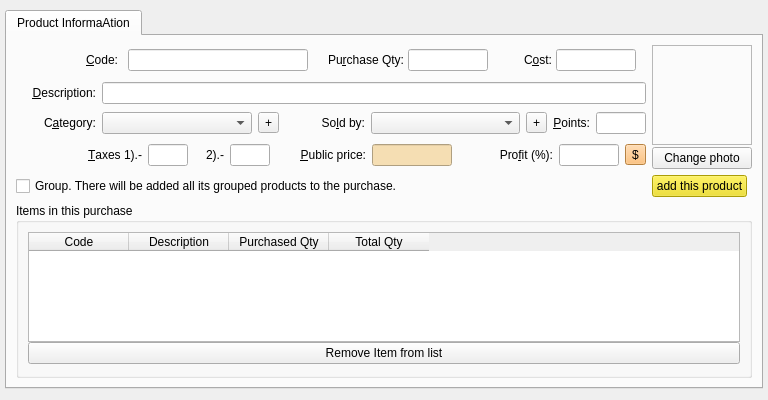
Qt form iotstock/src/ui/purchaseeditor.ui (hiramvillarreal/iotpos) before a commit.
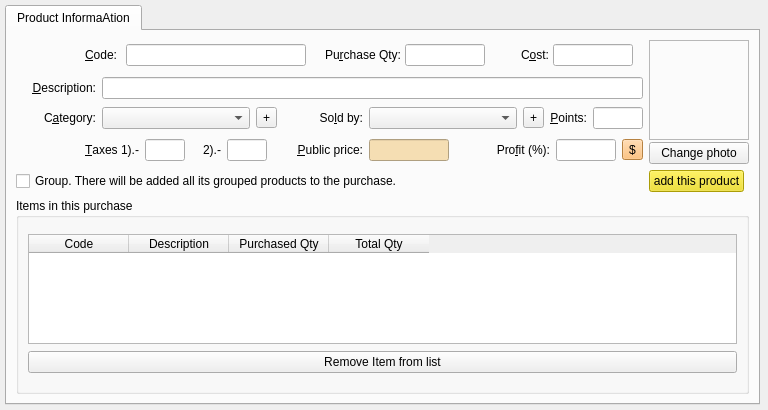
The same form after that commit.

Commit message: change to purchases window

What changed in the file:
```diff
--- a/iotstock/src/ui/purchaseeditor.ui
+++ b/iotstock/src/ui/purchaseeditor.ui
@@ -7,25 +7,25 @@
     <x>0</x>
     <y>0</y>
     <width>768</width>
-    <height>400</height>
+    <height>410</height>
    </rect>
   </property>
   <property name="sizePolicy">
-   <sizepolicy hsizetype="MinimumExpanding" vsizetype="MinimumExpanding">
+   <sizepolicy hsizetype="MinimumExpanding" vsizetype="Minimum">
     <horstretch>0</horstretch>
     <verstretch>0</verstretch>
    </sizepolicy>
   </property>
   <property name="minimumSize">
    <size>
-    <width>400</width>
-    <height>400</height>
+    <width>768</width>
+    <height>0</height>
    </size>
   </property>
   <property name="maximumSize">
    <size>
-    <width>800</width>
-    <height>410</height>
+    <width>16777215</width>
+    <height>16777215</height>
    </size>
   </property>
   <property name="baseSize">
@@ -56,15 +56,21 @@
    <item>
     <widget class="QTabWidget" name="tabWidget">
      <property name="sizePolicy">
-      <sizepolicy hsizetype="Minimum" vsizetype="Maximum">
+      <sizepolicy hsizetype="Minimum" vsizetype="MinimumExpanding">
        <horstretch>0</horstretch>
        <verstretch>0</verstretch>
       </sizepolicy>
      </property>
      <property name="minimumSize">
       <size>
-       <width>0</width>
-       <height>200</height>
+       <width>755</width>
+       <height>400</height>
+      </size>
+     </property>
+     <property name="maximumSize">
+      <size>
+       <width>755</width>
+       <height>16777215</height>
       </size>
      </property>
      <property name="currentIndex">
```
